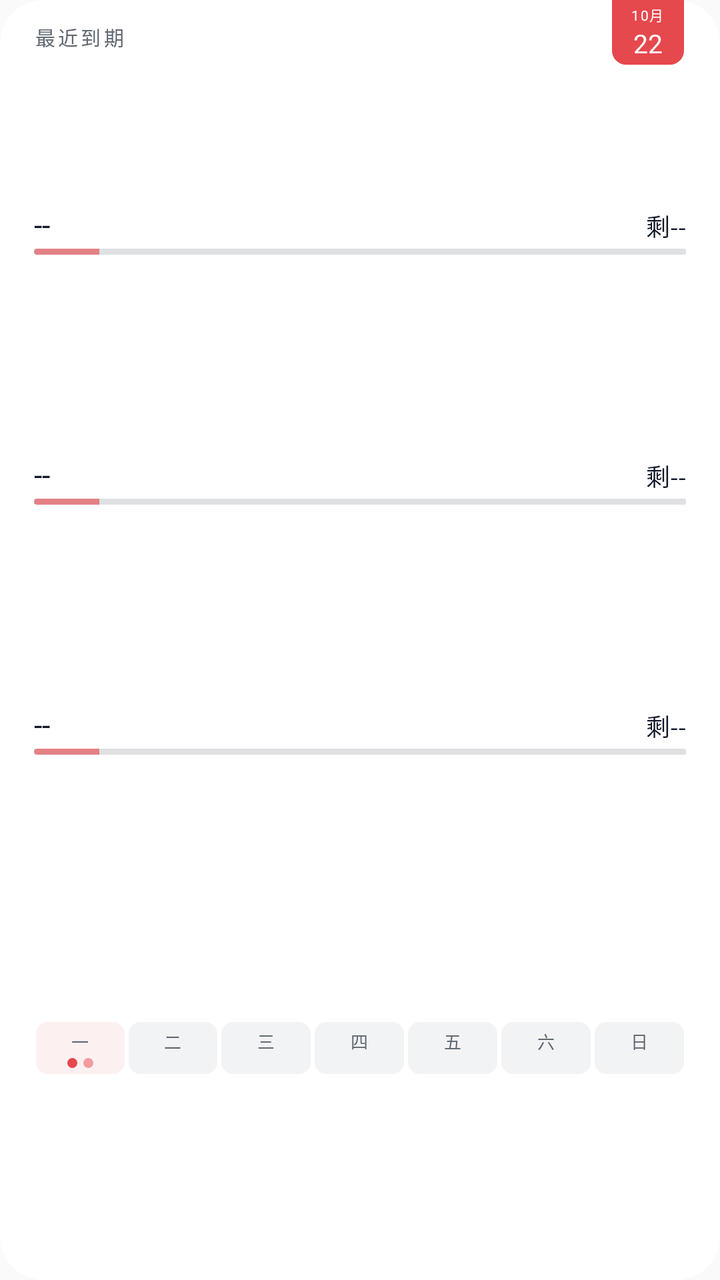
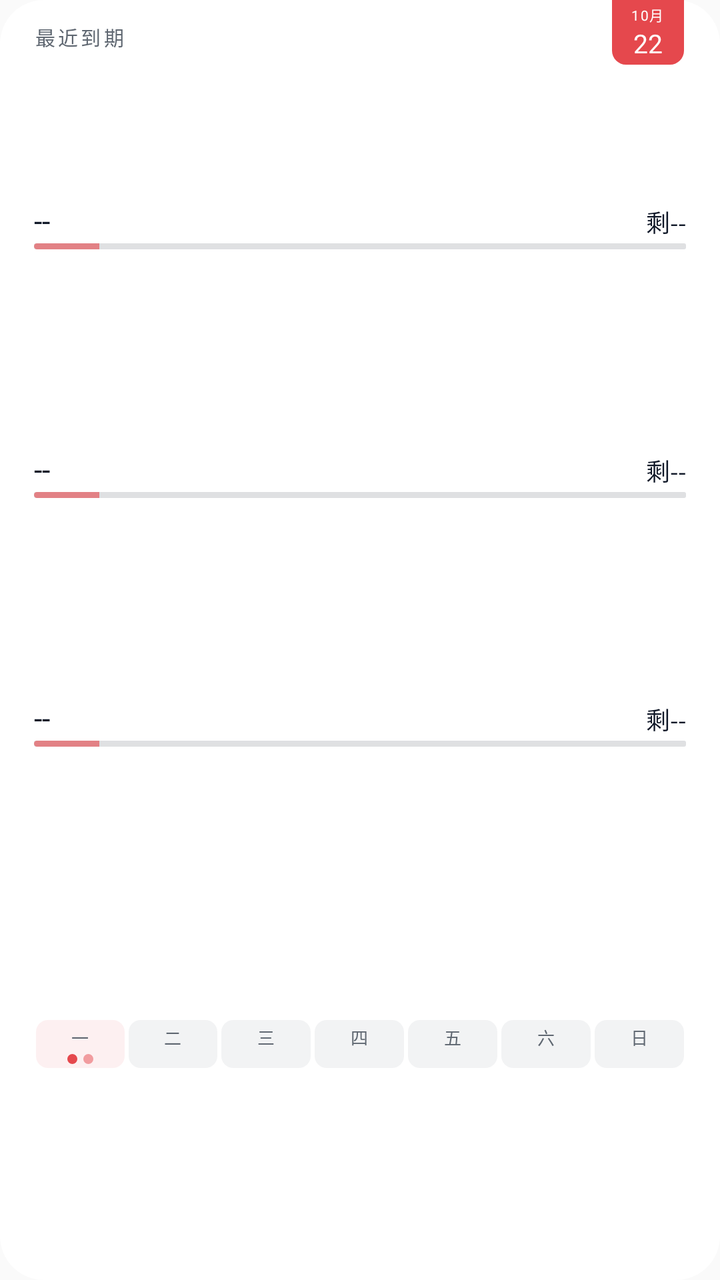

An Android layout rendered at two revisions. The XML below is the earlier revision; the diff shows what the commit changed to produce the second picture.
<!-- AndroidManifest.xml: application theme android:Theme.Material.Light.NoActionBar -->
<!-- res/layout/widget_v3.xml -->
<?xml version="1.0" encoding="utf-8"?>
<FrameLayout xmlns:android="http://schemas.android.com/apk/res/android"
    android:id="@+id/widget_root"
    android:layout_width="match_parent"
    android:layout_height="match_parent"
    android:background="@drawable/widget_bg_light">

    <LinearLayout
        android:layout_width="match_parent"
        android:layout_height="match_parent"
        android:orientation="vertical"
        android:paddingStart="17dp"
        android:paddingTop="11dp"
        android:paddingEnd="17dp"
        android:paddingBottom="8dp">

        <TextView
            android:id="@+id/widget_header"
            android:layout_width="wrap_content"
            android:layout_height="wrap_content"
            android:layout_marginBottom="8dp"
            android:text="最近到期"
            android:textColor="#FF5F6771"
            android:textSize="10sp"
            android:letterSpacing="0.14"
/>

        
        <TextView
            android:layout_width="match_parent"
            android:layout_height="0dp"
            android:layout_weight="0.66" />

        
        <LinearLayout
            android:layout_width="match_parent"
            android:layout_height="wrap_content"
            android:layout_marginTop="6dp"
            android:orientation="vertical">

            <LinearLayout
                android:layout_width="match_parent"
                android:layout_height="wrap_content"
                android:orientation="horizontal">

                <TextView
                    android:id="@+id/widget_row1_title"
                    android:layout_width="0dp"
                    android:layout_height="wrap_content"
                    android:layout_weight="1"
                    android:text="--"
                    android:textColor="#FF101828"
                    android:textSize="15sp"
                    android:maxLines="1"
                    android:ellipsize="end"
/>

                <TextView
                    android:id="@+id/widget_row1_cd"
                    android:layout_width="wrap_content"
                    android:layout_height="wrap_content"
                    android:layout_marginStart="10dp"
                    android:text="剩--"
                    android:textColor="#FF101828"
                    android:textSize="12sp"
                    android:maxLines="1"
/>
            </LinearLayout>

            <FrameLayout
                android:layout_width="match_parent"
                android:layout_height="wrap_content"
                android:layout_marginTop="2dp">

                
                <TextView
                    android:id="@+id/widget_row1_track"
                    android:layout_width="match_parent"
                    android:layout_height="3dp"
                    android:background="@drawable/widget_ruler_track_light" />

                <ProgressBar
                    android:id="@+id/widget_row1_fuse"
                    style="@android:style/Widget.ProgressBar.Horizontal"
                    android:layout_width="match_parent"
                    android:layout_height="3dp"
                    android:max="100"
                    android:progress="10"
                    android:progressDrawable="@drawable/widget_ruler_progress" />
            </FrameLayout>
        </LinearLayout>

        
        <TextView
            android:layout_width="match_parent"
            android:layout_height="0dp"
            android:layout_weight="1" />

        
        <LinearLayout
            android:layout_width="match_parent"
            android:layout_height="wrap_content"
            android:layout_marginTop="5dp"
            android:orientation="vertical">

            <LinearLayout
                android:layout_width="match_parent"
                android:layout_height="wrap_content"
                android:orientation="horizontal">

                <TextView
                    android:id="@+id/widget_row2_title"
                    android:layout_width="0dp"
                    android:layout_height="wrap_content"
                    android:layout_weight="1"
                    android:text="--"
                    android:textColor="#FF101828"
                    android:textSize="15sp"
                    android:maxLines="1"
                    android:ellipsize="end"
/>

                <TextView
                    android:id="@+id/widget_row2_cd"
                    android:layout_width="wrap_content"
                    android:layout_height="wrap_content"
                    android:layout_marginStart="10dp"
                    android:text="剩--"
                    android:textColor="#FF101828"
                    android:textSize="12sp"
                    android:maxLines="1"
/>
            </LinearLayout>

            <FrameLayout
                android:layout_width="match_parent"
                android:layout_height="wrap_content"
                android:layout_marginTop="2dp">

                <TextView
                    android:id="@+id/widget_row2_track"
                    android:layout_width="match_parent"
                    android:layout_height="3dp"
                    android:background="@drawable/widget_ruler_track_light" />

                <ProgressBar
                    android:id="@+id/widget_row2_fuse"
                    style="@android:style/Widget.ProgressBar.Horizontal"
                    android:layout_width="match_parent"
                    android:layout_height="3dp"
                    android:max="100"
                    android:progress="10"
                    android:progressDrawable="@drawable/widget_ruler_progress" />
            </FrameLayout>
        </LinearLayout>

        
        <TextView
            android:id="@+id/widget_gap_row3"
            android:layout_width="match_parent"
            android:layout_height="0dp"
            android:layout_weight="1" />

        
        <LinearLayout
            android:id="@+id/widget_row3_container"
            android:layout_width="match_parent"
            android:layout_height="wrap_content"
            android:layout_marginTop="5dp"
            android:orientation="vertical">

            <LinearLayout
                android:layout_width="match_parent"
                android:layout_height="wrap_content"
                android:orientation="horizontal">

                <TextView
                    android:id="@+id/widget_row3_title"
                    android:layout_width="0dp"
                    android:layout_height="wrap_content"
                    android:layout_weight="1"
                    android:text="--"
                    android:textColor="#FF101828"
                    android:textSize="15sp"
                    android:maxLines="1"
                    android:ellipsize="end"
/>

                <TextView
                    android:id="@+id/widget_row3_cd"
                    android:layout_width="wrap_content"
                    android:layout_height="wrap_content"
                    android:layout_marginStart="10dp"
                    android:text="剩--"
                    android:textColor="#FF101828"
                    android:textSize="12sp"
                    android:maxLines="1"
/>
            </LinearLayout>

            <FrameLayout
                android:layout_width="match_parent"
                android:layout_height="wrap_content"
                android:layout_marginTop="2dp">

                <TextView
                    android:id="@+id/widget_row3_track"
                    android:layout_width="match_parent"
                    android:layout_height="3dp"
                    android:background="@drawable/widget_ruler_track_light" />

                <ProgressBar
                    android:id="@+id/widget_row3_fuse"
                    style="@android:style/Widget.ProgressBar.Horizontal"
                    android:layout_width="match_parent"
                    android:layout_height="3dp"
                    android:max="100"
                    android:progress="10"
                    android:progressDrawable="@drawable/widget_ruler_progress" />
            </FrameLayout>
        </LinearLayout>

        
        <TextView
            android:layout_width="match_parent"
            android:layout_height="0dp"
            android:layout_weight="1.34" />

        
        <LinearLayout
            android:id="@+id/widget_week_strip"
            android:layout_width="match_parent"
            android:layout_height="wrap_content"
            android:layout_marginTop="7dp"
            android:orientation="horizontal">

            <LinearLayout
                android:id="@+id/widget_week_cell0"
                android:layout_width="0dp"
                android:layout_height="wrap_content"
                android:layout_marginStart="1dp"
                android:layout_marginEnd="1dp"
                android:layout_weight="1"
                android:background="@drawable/widget_cell_today_light"
                android:gravity="center_horizontal"
                android:orientation="vertical"
                android:paddingTop="3dp"
                android:paddingBottom="3dp">

                <TextView
                    android:id="@+id/widget_week_day0"
                    android:layout_width="wrap_content"
                    android:layout_height="wrap_content"
                    android:text="一"
                    android:textColor="#FF5F6771"
                    android:textSize="8.5sp" />

                <LinearLayout
                    android:layout_width="wrap_content"
                    android:layout_height="5dp"
                    android:layout_marginTop="2dp"
                    android:gravity="center"
                    android:orientation="horizontal">

                    <TextView
                        android:id="@+id/widget_week_dot0_a"
                        android:layout_width="5dp"
                        android:layout_height="5dp"
                        android:background="@drawable/dot_red" />

                    <TextView
                        android:id="@+id/widget_week_dot0_b"
                        android:layout_width="5dp"
                        android:layout_height="5dp"
                        android:layout_marginStart="3dp"
                        android:background="@drawable/dot_red_soft" />
                </LinearLayout>
            </LinearLayout>

            <LinearLayout
                android:id="@+id/widget_week_cell1"
                android:layout_width="0dp"
                android:layout_height="wrap_content"
                android:layout_marginStart="1dp"
                android:layout_marginEnd="1dp"
                android:layout_weight="1"
                android:background="@drawable/widget_cell_light"
                android:gravity="center_horizontal"
                android:orientation="vertical"
                android:paddingTop="3dp"
                android:paddingBottom="3dp">

                <TextView
                    android:id="@+id/widget_week_day1"
                    android:layout_width="wrap_content"
                    android:layout_height="wrap_content"
                    android:text="二"
                    android:textColor="#FF5F6771"
                    android:textSize="8.5sp" />

                <LinearLayout
                    android:layout_width="wrap_content"
                    android:layout_height="5dp"
                    android:layout_marginTop="2dp"
                    android:gravity="center"
                    android:orientation="horizontal">

                    <TextView
                        android:id="@+id/widget_week_dot1_a"
                        android:layout_width="5dp"
                        android:layout_height="5dp"
                        android:background="@drawable/dot_ind_light"
                        android:visibility="gone" />

                    <TextView
                        android:id="@+id/widget_week_dot1_b"
                        android:layout_width="5dp"
                        android:layout_height="5dp"
                        android:layout_marginStart="3dp"
                        android:background="@drawable/dot_ind_light"
                        android:visibility="gone" />
                </LinearLayout>
            </LinearLayout>

            <LinearLayout
                android:id="@+id/widget_week_cell2"
                android:layout_width="0dp"
                android:layout_height="wrap_content"
                android:layout_marginStart="1dp"
                android:layout_marginEnd="1dp"
                android:layout_weight="1"
                android:background="@drawable/widget_cell_light"
                android:gravity="center_horizontal"
                android:orientation="vertical"
                android:paddingTop="3dp"
                android:paddingBottom="3dp">

                <TextView
                    android:id="@+id/widget_week_day2"
                    android:layout_width="wrap_content"
                    android:layout_height="wrap_content"
                    android:text="三"
                    android:textColor="#FF5F6771"
                    android:textSize="8.5sp" />

                <LinearLayout
                    android:layout_width="wrap_content"
                    android:layout_height="5dp"
                    android:layout_marginTop="2dp"
                    android:gravity="center"
                    android:orientation="horizontal">

                    <TextView
                        android:id="@+id/widget_week_dot2_a"
                        android:layout_width="5dp"
                        android:layout_height="5dp"
                        android:background="@drawable/dot_ind_light"
                        android:visibility="gone" />

                    <TextView
                        android:id="@+id/widget_week_dot2_b"
                        android:layout_width="5dp"
                        android:layout_height="5dp"
                        android:layout_marginStart="3dp"
                        android:background="@drawable/dot_ind_light"
                        android:visibility="gone" />
                </LinearLayout>
            </LinearLayout>

            <LinearLayout
                android:id="@+id/widget_week_cell3"
                android:layout_width="0dp"
                android:layout_height="wrap_content"
                android:layout_marginStart="1dp"
                android:layout_marginEnd="1dp"
                android:layout_weight="1"
                android:background="@drawable/widget_cell_light"
                android:gravity="center_horizontal"
                android:orientation="vertical"
                android:paddingTop="3dp"
                android:paddingBottom="3dp">

                <TextView
                    android:id="@+id/widget_week_day3"
                    android:layout_width="wrap_content"
                    android:layout_height="wrap_content"
                    android:text="四"
                    android:textColor="#FF5F6771"
                    android:textSize="8.5sp" />

                <LinearLayout
                    android:layout_width="wrap_content"
                    android:layout_height="5dp"
                    android:layout_marginTop="2dp"
                    android:gravity="center"
                    android:orientation="horizontal">

                    <TextView
                        android:id="@+id/widget_week_dot3_a"
                        android:layout_width="5dp"
                        android:layout_height="5dp"
                        android:background="@drawable/dot_ind_light"
                        android:visibility="gone" />

                    <TextView
                        android:id="@+id/widget_week_dot3_b"
                        android:layout_width="5dp"
                        android:layout_height="5dp"
                        android:layout_marginStart="3dp"
                        android:background="@drawable/dot_ind_light"
                        android:visibility="gone" />
                </LinearLayout>
            </LinearLayout>

            <LinearLayout
                android:id="@+id/widget_week_cell4"
                android:layout_width="0dp"
                android:layout_height="wrap_content"
                android:layout_marginStart="1dp"
                android:layout_marginEnd="1dp"
                android:layout_weight="1"
                android:background="@drawable/widget_cell_light"
                android:gravity="center_horizontal"
                android:orientation="vertical"
                android:paddingTop="3dp"
                android:paddingBottom="3dp">

                <TextView
                    android:id="@+id/widget_week_day4"
                    android:layout_width="wrap_content"
                    android:layout_height="wrap_content"
                    android:text="五"
                    android:textColor="#FF5F6771"
                    android:textSize="8.5sp" />

                <LinearLayout
                    android:layout_width="wrap_content"
                    android:layout_height="5dp"
                    android:layout_marginTop="2dp"
                    android:gravity="center"
                    android:orientation="horizontal">

                    <TextView
                        android:id="@+id/widget_week_dot4_a"
                        android:layout_width="5dp"
                        android:layout_height="5dp"
                        android:background="@drawable/dot_ind_light"
                        android:visibility="gone" />

                    <TextView
                        android:id="@+id/widget_week_dot4_b"
                        android:layout_width="5dp"
                        android:layout_height="5dp"
                        android:layout_marginStart="3dp"
                        android:background="@drawable/dot_ind_light"
                        android:visibility="gone" />
                </LinearLayout>
            </LinearLayout>

            <LinearLayout
                android:id="@+id/widget_week_cell5"
                android:layout_width="0dp"
                android:layout_height="wrap_content"
                android:layout_marginStart="1dp"
                android:layout_marginEnd="1dp"
                android:layout_weight="1"
                android:background="@drawable/widget_cell_light"
                android:gravity="center_horizontal"
                android:orientation="vertical"
                android:paddingTop="3dp"
                android:paddingBottom="3dp">

                <TextView
                    android:id="@+id/widget_week_day5"
                    android:layout_width="wrap_content"
                    android:layout_height="wrap_content"
                    android:text="六"
                    android:textColor="#FF5F6771"
                    android:textSize="8.5sp" />

                <LinearLayout
                    android:layout_width="wrap_content"
                    android:layout_height="5dp"
                    android:layout_marginTop="2dp"
                    android:gravity="center"
                    android:orientation="horizontal">

                    <TextView
                        android:id="@+id/widget_week_dot5_a"
                        android:layout_width="5dp"
                        android:layout_height="5dp"
                        android:background="@drawable/dot_ind_light"
                        android:visibility="gone" />

                    <TextView
                        android:id="@+id/widget_week_dot5_b"
                        android:layout_width="5dp"
                        android:layout_height="5dp"
                        android:layout_marginStart="3dp"
                        android:background="@drawable/dot_ind_light"
                        android:visibility="gone" />
                </LinearLayout>
            </LinearLayout>

            <LinearLayout
                android:id="@+id/widget_week_cell6"
                android:layout_width="0dp"
                android:layout_height="wrap_content"
                android:layout_marginStart="1dp"
                android:layout_marginEnd="1dp"
                android:layout_weight="1"
                android:background="@drawable/widget_cell_light"
                android:gravity="center_horizontal"
                android:orientation="vertical"
                android:paddingTop="3dp"
                android:paddingBottom="3dp">

                <TextView
                    android:id="@+id/widget_week_day6"
                    android:layout_width="wrap_content"
                    android:layout_height="wrap_content"
                    android:text="日"
                    android:textColor="#FF5F6771"
                    android:textSize="8.5sp" />

                <LinearLayout
                    android:layout_width="wrap_content"
                    android:layout_height="5dp"
                    android:layout_marginTop="2dp"
                    android:gravity="center"
                    android:orientation="horizontal">

                    <TextView
                        android:id="@+id/widget_week_dot6_a"
                        android:layout_width="5dp"
                        android:layout_height="5dp"
                        android:background="@drawable/dot_ind_light"
                        android:visibility="gone" />

                    <TextView
                        android:id="@+id/widget_week_dot6_b"
                        android:layout_width="5dp"
                        android:layout_height="5dp"
                        android:layout_marginStart="3dp"
                        android:background="@drawable/dot_ind_light"
                        android:visibility="gone" />
                </LinearLayout>
            </LinearLayout>
        </LinearLayout>

        
        <TextView
            android:layout_width="match_parent"
            android:layout_height="0dp"
            android:layout_weight="1" />
    </LinearLayout>

    
    <LinearLayout
        android:id="@+id/widget_calpg"
        android:layout_width="36dp"
        android:layout_height="wrap_content"
        android:layout_gravity="top|end"
        android:layout_marginEnd="18dp"
        android:background="@drawable/widget_calpg_light"
        android:gravity="center_horizontal"
        android:orientation="vertical"
        android:paddingTop="2dp"
        android:paddingBottom="2dp">

        <TextView
            android:id="@+id/widget_calpg_month"
            android:layout_width="wrap_content"
            android:layout_height="wrap_content"
            android:text="10月"
            android:textColor="#FFFFFFFF"
            android:textSize="7sp"
            android:letterSpacing="0.08"
/>

        <TextView
            android:id="@+id/widget_calpg_day"
            android:layout_width="wrap_content"
            android:layout_height="wrap_content"
            android:text="22"
            android:textColor="#FFFFFFFF"
            android:textSize="13sp"
/>
    </LinearLayout>
</FrameLayout>
<!-- resources referenced by this layout -->
<resources>
  <!-- drawable dot_ind_light (drawable) -->
  <?xml version="1.0" encoding="utf-8"?>
  <shape xmlns:android="http://schemas.android.com/apk/res/android" android:shape="oval">
      <solid android:color="#FF3A5AF0" />
  </shape>
  <!-- drawable dot_red (drawable) -->
  <?xml version="1.0" encoding="utf-8"?>
  <shape xmlns:android="http://schemas.android.com/apk/res/android" android:shape="oval">
      <solid android:color="#FFE5484D" />
  </shape>
  <!-- drawable dot_red_soft (drawable) -->
  <?xml version="1.0" encoding="utf-8"?>
  <shape xmlns:android="http://schemas.android.com/apk/res/android" android:shape="oval">
      <solid android:color="#80E5484D" />
  </shape>
  <!-- drawable widget_bg_light (drawable) -->
  <?xml version="1.0" encoding="utf-8"?>
  <shape xmlns:android="http://schemas.android.com/apk/res/android">
      <solid android:color="#FFFFFFFF" />
      <corners android:radius="22dp" />
  </shape>
  <!-- drawable widget_calpg_light (drawable) -->
  <?xml version="1.0" encoding="utf-8"?>
  <shape xmlns:android="http://schemas.android.com/apk/res/android">
      <solid android:color="#FFE5484D" />
      <corners android:bottomLeftRadius="7dp" android:bottomRightRadius="7dp" />
  </shape>
  <!-- drawable widget_cell_light (drawable) -->
  <?xml version="1.0" encoding="utf-8"?>
  <shape xmlns:android="http://schemas.android.com/apk/res/android">
      <solid android:color="#0D101828" />
      <corners android:radius="6dp" />
  </shape>
  <!-- drawable widget_cell_today_light (drawable) -->
  <?xml version="1.0" encoding="utf-8"?>
  <shape xmlns:android="http://schemas.android.com/apk/res/android">
      <solid android:color="#14E5484D" />
      <corners android:radius="6dp" />
  </shape>
  <!-- drawable widget_ruler_progress (drawable) -->
  <?xml version="1.0" encoding="utf-8"?>
  <layer-list xmlns:android="http://schemas.android.com/apk/res/android">
      <item android:id="@android:id/progress">
          <clip>
              <shape android:shape="rectangle">
                  <corners android:radius="2dp" />
                  <solid android:color="#9EE5484D" />
              </shape>
          </clip>
      </item>
  </layer-list>
  <!-- drawable widget_ruler_track_light (drawable) -->
  <?xml version="1.0" encoding="utf-8"?>
  <shape xmlns:android="http://schemas.android.com/apk/res/android">
      <solid android:color="#22101828" />
      <corners android:radius="1dp" />
  </shape>
</resources>

<!-- the commit's change to res/layout/widget_v3.xml (unified diff, before → after) -->
@@ -35,7 +35,7 @@
         <LinearLayout
             android:layout_width="match_parent"
             android:layout_height="wrap_content"
-            android:layout_marginTop="6dp"
+            android:layout_marginTop="4dp"
             android:orientation="vertical">
 
             <LinearLayout
@@ -51,6 +51,7 @@
                     android:text="--"
                     android:textColor="#FF101828"
                     android:textSize="15sp"
+                    android:includeFontPadding="false"
                     android:maxLines="1"
                     android:ellipsize="end"
 />
@@ -100,7 +101,7 @@
         <LinearLayout
             android:layout_width="match_parent"
             android:layout_height="wrap_content"
-            android:layout_marginTop="5dp"
+            android:layout_marginTop="4dp"
             android:orientation="vertical">
 
             <LinearLayout
@@ -116,6 +117,7 @@
                     android:text="--"
                     android:textColor="#FF101828"
                     android:textSize="15sp"
+                    android:includeFontPadding="false"
                     android:maxLines="1"
                     android:ellipsize="end"
 />
@@ -166,7 +168,7 @@
             android:id="@+id/widget_row3_container"
             android:layout_width="match_parent"
             android:layout_height="wrap_content"
-            android:layout_marginTop="5dp"
+            android:layout_marginTop="4dp"
             android:orientation="vertical">
 
             <LinearLayout
@@ -182,6 +184,7 @@
                     android:text="--"
                     android:textColor="#FF101828"
                     android:textSize="15sp"
+                    android:includeFontPadding="false"
                     android:maxLines="1"
                     android:ellipsize="end"
 />
@@ -231,7 +234,7 @@
             android:id="@+id/widget_week_strip"
             android:layout_width="match_parent"
             android:layout_height="wrap_content"
-            android:layout_marginTop="7dp"
+            android:layout_marginTop="6dp"
             android:orientation="horizontal">
 
             <LinearLayout
@@ -244,8 +247,8 @@
                 android:background="@drawable/widget_cell_today_light"
                 android:gravity="center_horizontal"
                 android:orientation="vertical"
-                android:paddingTop="3dp"
-                android:paddingBottom="3dp">
+                android:paddingTop="2dp"
+                android:paddingBottom="2dp">
 
                 <TextView
                     android:id="@+id/widget_week_day0"
@@ -287,8 +290,8 @@
                 android:background="@drawable/widget_cell_light"
                 android:gravity="center_horizontal"
                 android:orientation="vertical"
-                android:paddingTop="3dp"
-                android:paddingBottom="3dp">
+                android:paddingTop="2dp"
+                android:paddingBottom="2dp">
 
                 <TextView
                     android:id="@+id/widget_week_day1"
@@ -332,8 +335,8 @@
                 android:background="@drawable/widget_cell_light"
                 android:gravity="center_horizontal"
                 android:orientation="vertical"
-                android:paddingTop="3dp"
-                android:paddingBottom="3dp">
+                android:paddingTop="2dp"
+                android:paddingBottom="2dp">
 
                 <TextView
                     android:id="@+id/widget_week_day2"
@@ -377,8 +380,8 @@
                 android:background="@drawable/widget_cell_light"
                 android:gravity="center_horizontal"
                 android:orientation="vertical"
-                android:paddingTop="3dp"
-                android:paddingBottom="3dp">
+                android:paddingTop="2dp"
+                android:paddingBottom="2dp">
 
                 <TextView
                     android:id="@+id/widget_week_day3"
@@ -422,8 +425,8 @@
                 android:background="@drawable/widget_cell_light"
                 android:gravity="center_horizontal"
                 android:orientation="vertical"
-                android:paddingTop="3dp"
-                android:paddingBottom="3dp">
+                android:paddingTop="2dp"
+                android:paddingBottom="2dp">
 
                 <TextView
                     android:id="@+id/widget_week_day4"
@@ -467,8 +470,8 @@
                 android:background="@drawable/widget_cell_light"
                 android:gravity="center_horizontal"
                 android:orientation="vertical"
-                android:paddingTop="3dp"
-                android:paddingBottom="3dp">
+                android:paddingTop="2dp"
+                android:paddingBottom="2dp">
 
                 <TextView
                     android:id="@+id/widget_week_day5"
@@ -512,8 +515,8 @@
                 android:background="@drawable/widget_cell_light"
                 android:gravity="center_horizontal"
                 android:orientation="vertical"
-                android:paddingTop="3dp"
-                android:paddingBottom="3dp">
+                android:paddingTop="2dp"
+                android:paddingBottom="2dp">
 
                 <TextView
                     android:id="@+id/widget_week_day6"
